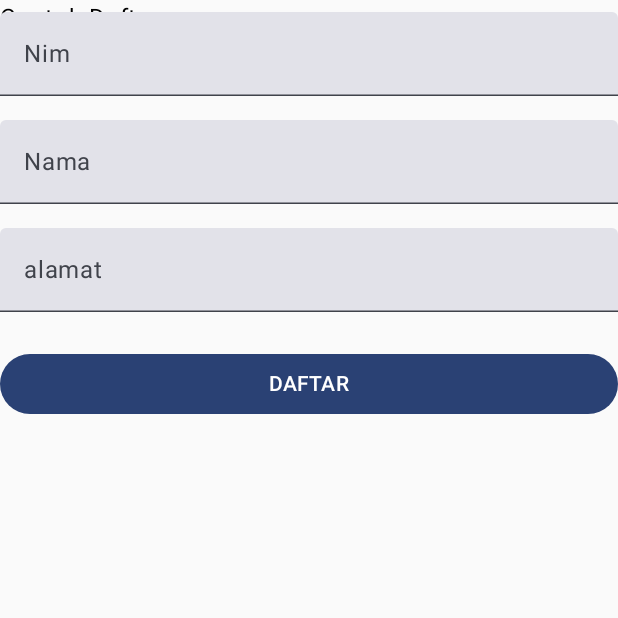
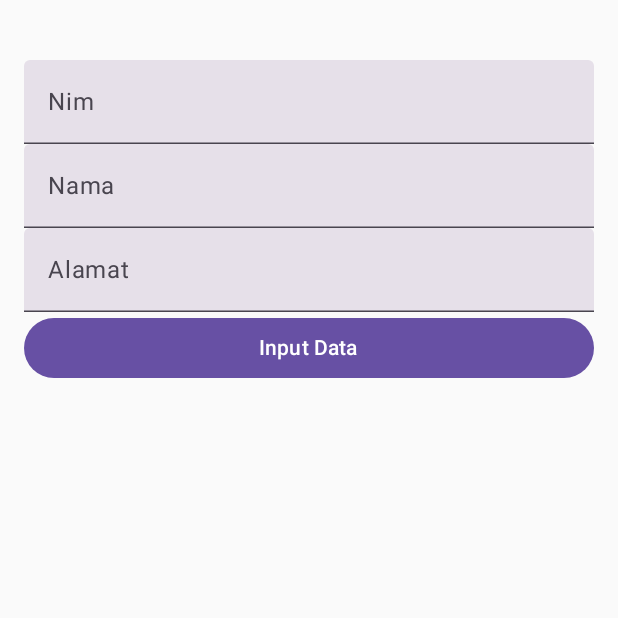
Before and after one commit to JoniCrash/Pkl_Android, an Android app built with Jetpack Compose: the ContohDaftar screen opened directly, with no data from a screen before it, on a phone screen of 412 x 824 dp, the top half of it. Run offline under Robolectric (Android 15) with nearby library versions, the phone set to English and light mode, and no system bars; our stand-ins replace Volley.

Commit message:
modif ContohDaftar.kt

```diff
--- a/app/src/main/AndroidManifest.xml
+++ b/app/src/main/AndroidManifest.xml
@@ -14,6 +14,7 @@
         android:roundIcon="@mipmap/ic_launcher_round"
         android:supportsRtl="true"
         android:theme="@style/Theme.Layout"
+        android:usesCleartextTraffic="true"
         tools:targetApi="31">
         <activity
             android:name=".ContohDaftar"
--- a/app/src/main/java/com/example/layout/ContohDaftar.kt
+++ b/app/src/main/java/com/example/layout/ContohDaftar.kt
@@ -1,19 +1,21 @@
 package com.example.layout
 
 import android.content.Intent
-import java.util.HashMap
 import android.os.Bundle
+import android.view.View
+import android.widget.Button
+import android.widget.EditText
 import android.widget.TextView
 import androidx.activity.ComponentActivity
 import androidx.activity.compose.setContent
 import androidx.compose.foundation.layout.Arrangement
 import androidx.compose.foundation.layout.Column
+import androidx.compose.foundation.layout.Spacer
 import androidx.compose.foundation.layout.fillMaxSize
 import androidx.compose.foundation.layout.fillMaxWidth
+import androidx.compose.foundation.layout.height
 import androidx.compose.foundation.layout.padding
 import androidx.compose.material3.Button
-import androidx.compose.material3.MaterialTheme
-import androidx.compose.material3.Surface
 import androidx.compose.material3.Text
 import androidx.compose.material3.TextField
 import androidx.compose.runtime.Composable
@@ -21,94 +23,103 @@ import androidx.compose.runtime.getValue
 import androidx.compose.runtime.mutableStateOf
 import androidx.compose.runtime.remember
 import androidx.compose.runtime.setValue
-import androidx.compose.ui.Alignment
-import androidx.compose.ui.Alignment.Companion.CenterHorizontally
 import androidx.compose.ui.Modifier
+import androidx.compose.ui.focus.FocusRequester.Companion.createRefs
+import androidx.compose.ui.input.pointer.PointerIcon.Companion.Text
+import androidx.compose.ui.text.input.KeyboardType.Companion.Text
 import androidx.compose.ui.tooling.preview.Preview
 import androidx.compose.ui.unit.dp
+import androidx.constraintlayout.widget.ConstraintLayout
+import com.android.volley.AuthFailureError
 import com.android.volley.Request
 import com.android.volley.Response
+import com.android.volley.toolbox.StringRequest
 import com.android.volley.toolbox.Volley
-import com.example.layout.ui.theme.LayoutTheme
-import com.android.volley.toolbox.StringRequest as StringRequest
 
 
 class ContohDaftar : ComponentActivity() {
+    private val url = "http://192.168.22.2/CRUDVoley/insert.php" // Sesuaikan dengan alamat URL Anda
+    private lateinit var tket: TextView
+
+
     override fun onCreate(savedInstanceState: Bundle?) {
+
         super.onCreate(savedInstanceState)
         setContent {
-            LayoutTheme {
-
-                val queue = Volley.newRequestQueue(this)
-                val url = ("http://192.168.1.101/CRUDVolley/insert.php")
             var nim by remember { mutableStateOf("") }
             var nama by remember { mutableStateOf("") }
             var alamat by remember { mutableStateOf("") }
+            var keterangan by remember { mutableStateOf("") }
 
-                Text(text = "Contoh Daftar")
-                Column {
+            fun inputData() {
+                val queue = Volley.newRequestQueue(this)
+                val stringRequest = object : StringRequest(
+                    Request.Method.POST, url,
+                    Response.Listener { response ->
+                        keterangan = response
+                    },
+                    Response.ErrorListener { error ->
+                        keterangan = "ERROR TIDAK DAPAT INPUT DATA"
+                    })
+                {
+                    override fun getParams(): MutableMap<String, String> {
+                        val params = HashMap<String, String>()
+                        params["nim"] = nim
+                        params["nama"] = nama
+                        params["alamat"] = alamat
+                        return params
+                    }
+                }
+                queue.add(stringRequest)
+            }
 
-                    // input text nim
+
+            //----------------------------------//
+
+
+            Column(
+                modifier = Modifier
+                    .fillMaxSize()
+                    .padding(16.dp)
+            ) {
+                Text(
+                    text = "",
+                    modifier = Modifier.padding(bottom = 8.dp)
+                )
                 TextField(
-                        value = (nim),
-                        onValueChange = { newText -> nim = newText },
+                    value = nim,
+                    onValueChange = { nim = it },
                     label = { Text("Nim") },
-                        modifier = Modifier
-                            .fillMaxWidth()
-                            .padding(vertical = 8.dp)
+                    modifier = Modifier.fillMaxWidth()
                 )
-
-                    // input text nama
                 TextField(
-                        value = (nama),
-                        onValueChange = { newText -> nama = newText },
+                    value = nama,
+                    onValueChange = { nama = it },
                     label = { Text("Nama") },
-                        modifier = Modifier
-                            .fillMaxWidth()
-                            .padding(vertical = 8.dp)
+                    modifier = Modifier.fillMaxWidth()
                 )
-                    // input text alamat
                 TextField(
-                        value = (alamat),
-                        onValueChange = { newText -> alamat = newText },
-                        label = { Text("alamat") },
-                        modifier = Modifier
-                            .fillMaxWidth()
-                            .padding(vertical = 8.dp)
+                    value = alamat,
+                    onValueChange = { alamat = it },
+                    label = { Text("Alamat") },
+                    modifier = Modifier.fillMaxWidth()
                 )
                 Button(
-                        onClick = { queue
-                        },
-                        enabled = true,
-                        modifier = Modifier
+                    onClick = {
+                        val contohDaftar =
+                            Intent(this@ContohDaftar, inputData()::class.java)
+                    }, modifier = Modifier
                         .fillMaxWidth()
-                            .padding(vertical = 16.dp)
                 ) {
-                        Text(text = "DAFTAR")
+                    Text(text = "Input Data")
                 }
-                    val textView = findViewById<TextView>(
-                        androidx.core.R.id.text
+
+
+                Text(
+                    text = keterangan,
+                    modifier = Modifier.padding(top = 16.dp)
                 )
-                    // Request a string response from the provided URL.
-                    val stringRequest = StringRequest(Request.Method.POST, url,
-                        { response ->
-                            // Display the first 500 characters of the response string.
-                            "Response is: ${response.substring(0, 500)}".also { textView.text = it }
-                        },
-                        { "That didn't work!".also { textView.text = it } })
-
-                    // Add the request to the RequestQueue.
-                    queue.add(stringRequest)
-                }
-                fun getParams(): Map<String, String> {
-                    val params: MutableMap<String, String> = HashMap()
-                    // Add your code to populate the params map if needed
-                    params["nim"] = nim
-                    params["Nama"] = nama
-                    params["Alamat"] = alamat
-                    return params
             }
         }
     }
 }
-}
--- a/app/src/main/java/com/example/layout/Daftar.kt
+++ b/app/src/main/java/com/example/layout/Daftar.kt
@@ -64,6 +64,7 @@ class Daftar : ComponentActivity() {
                             .align(Alignment.CenterHorizontally)
                             .sizeIn(maxWidth = 100.dp, maxHeight = 100.dp)
                     )
+
                     Column(
                         modifier = Modifier
                             .fillMaxWidth(),
--- a/app/src/main/java/com/example/layout/MainActivity.kt
+++ b/app/src/main/java/com/example/layout/MainActivity.kt
@@ -38,7 +38,7 @@ class MainActivity : ComponentActivity() {
                     fontWeight = FontWeight.Bold
                 )
                 Button(onClick = {
-                    val daftar = Intent(this@MainActivity, Daftar::class.java)
+                    val daftar = Intent(this@MainActivity, ContohDaftar::class.java)
                     startActivity(daftar)
                 },modifier = Modifier
                     .fillMaxWidth()
```
Lines whose indentation alone changed are shown as unchanged.
